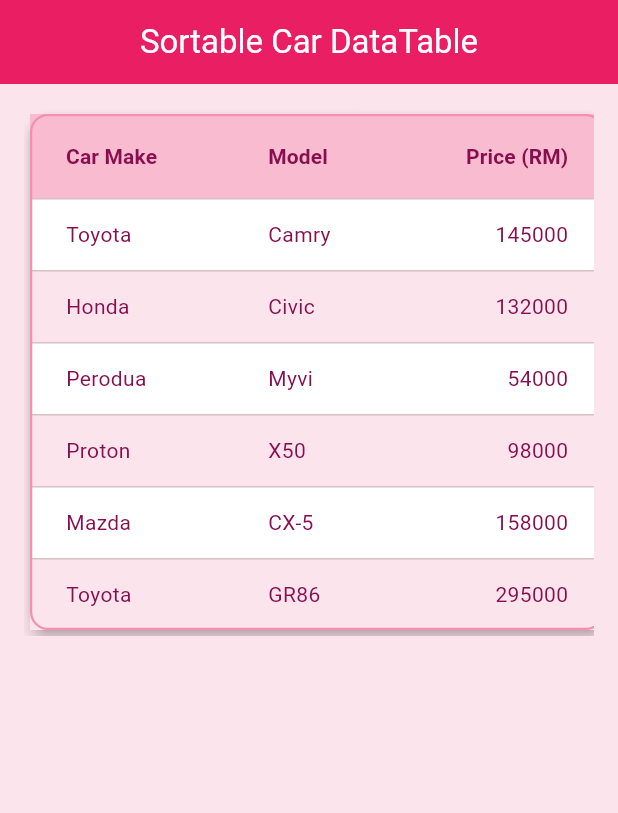
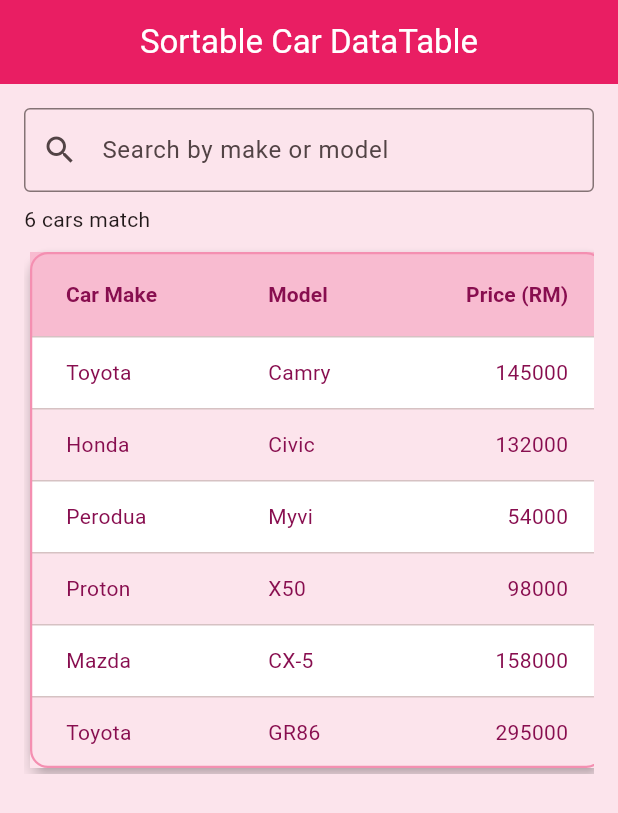
Before and after one commit to aimarzeti/TMA3084_G02_103033_Lab05_Lesson07, a Flutter app: the screen it shows after launch, on a phone screen of 412 x 824 dp. Shown: the top 813 px of the screen. Run offline on Flutter 3.47's test engine with Material 3 defaults, Android fonts, the phone set to English and light mode, and no system bars.

Commit message:
Git diff of the AI-generated code changes in lib/main.dart

```diff
--- a/lib/main.dart
+++ b/lib/main.dart
@@ -54,6 +54,21 @@ class _CarDataTableScreenState extends State<CarDataTableScreen> {
     Car(make: 'Toyota', model: 'GR86', price: 295000),
   ];
 
+  String _searchQuery = '';
+
+  List<Car> get _filteredCars {
+    final query = _searchQuery.trim().toLowerCase();
+    if (query.isEmpty) return _cars;
+    return _cars
+        .where(
+          (car) =>
+              car.make.toLowerCase().contains(query) ||
+              car.model.toLowerCase().contains(query),
+        )
+        .toList();
+  }
+
+
   void _onSort(int columnIndex, bool ascending) {
     setState(() {
       _sortColumnIndex = columnIndex;
@@ -86,9 +101,23 @@ class _CarDataTableScreenState extends State<CarDataTableScreen> {
       appBar: AppBar(title: const Text('Sortable Car DataTable')),
       body: Padding(
         padding: const EdgeInsets.all(16.0),
-        child: SingleChildScrollView(
-          scrollDirection: Axis.horizontal,
-          child: Card(
+        child: Column(
+          crossAxisAlignment: CrossAxisAlignment.start,
+          children: [
+            TextField(
+              decoration: const InputDecoration(
+                labelText: 'Search by make or model',
+                prefixIcon: Icon(Icons.search),
+                border: OutlineInputBorder(),
+              ),
+              onChanged: (value) => setState(() => _searchQuery = value),
+            ),
+            const SizedBox(height: 8),
+            Text('${_filteredCars.length} cars match'),
+            const SizedBox(height: 8),
+            SingleChildScrollView(
+              scrollDirection: Axis.horizontal,
+              child: Card(
             color: Colors.white,
             elevation: 4,
             shape: RoundedRectangleBorder(
@@ -132,8 +161,8 @@ class _CarDataTableScreenState extends State<CarDataTableScreen> {
                   onSort: _onSort,
                 ),
               ],
-              rows: List<DataRow>.generate(_cars.length, (index) {
-                final car = _cars[index];
+              rows: List<DataRow>.generate(_filteredCars.length, (index) {
+                final car = _filteredCars[index];
                 return DataRow(
                   color: WidgetStateProperty.all(
                     index.isEven ? Colors.white : Colors.pink.shade50,
@@ -160,8 +189,9 @@ class _CarDataTableScreenState extends State<CarDataTableScreen> {
                   ],
                 );
               }),
+              ),
             ),
-          ),
+          ],
         ),
       ),
     );
```
